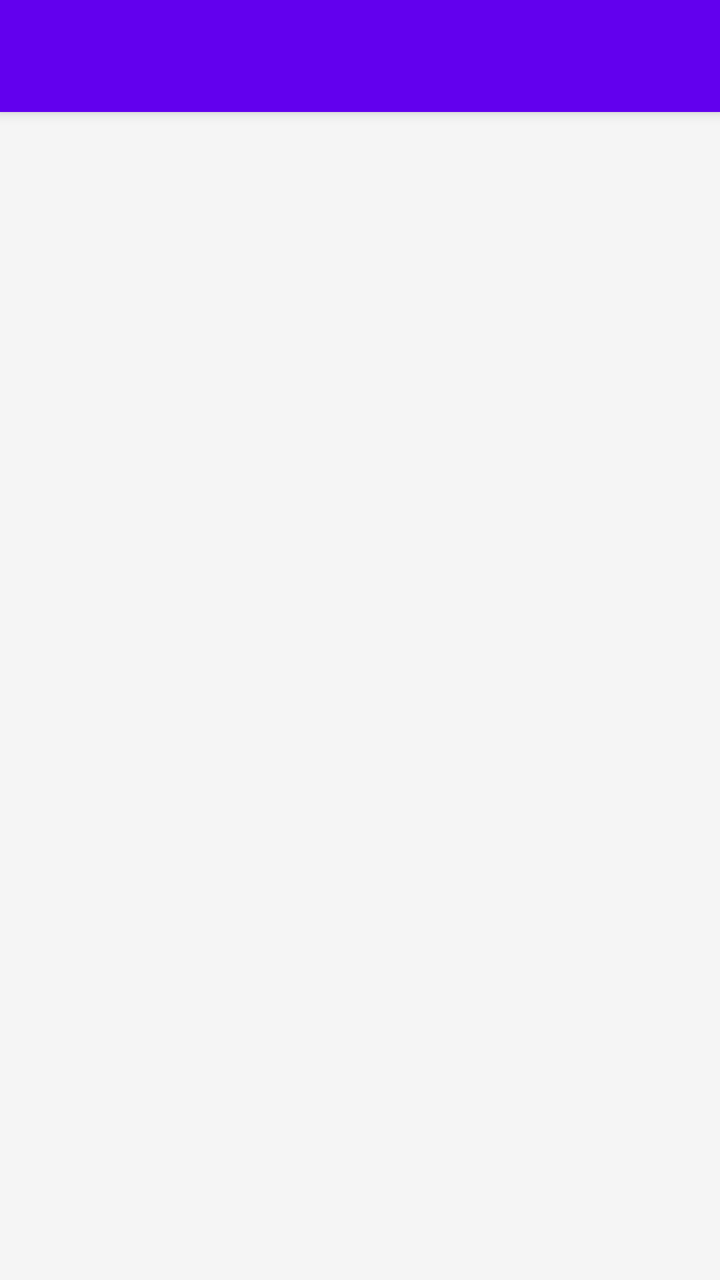
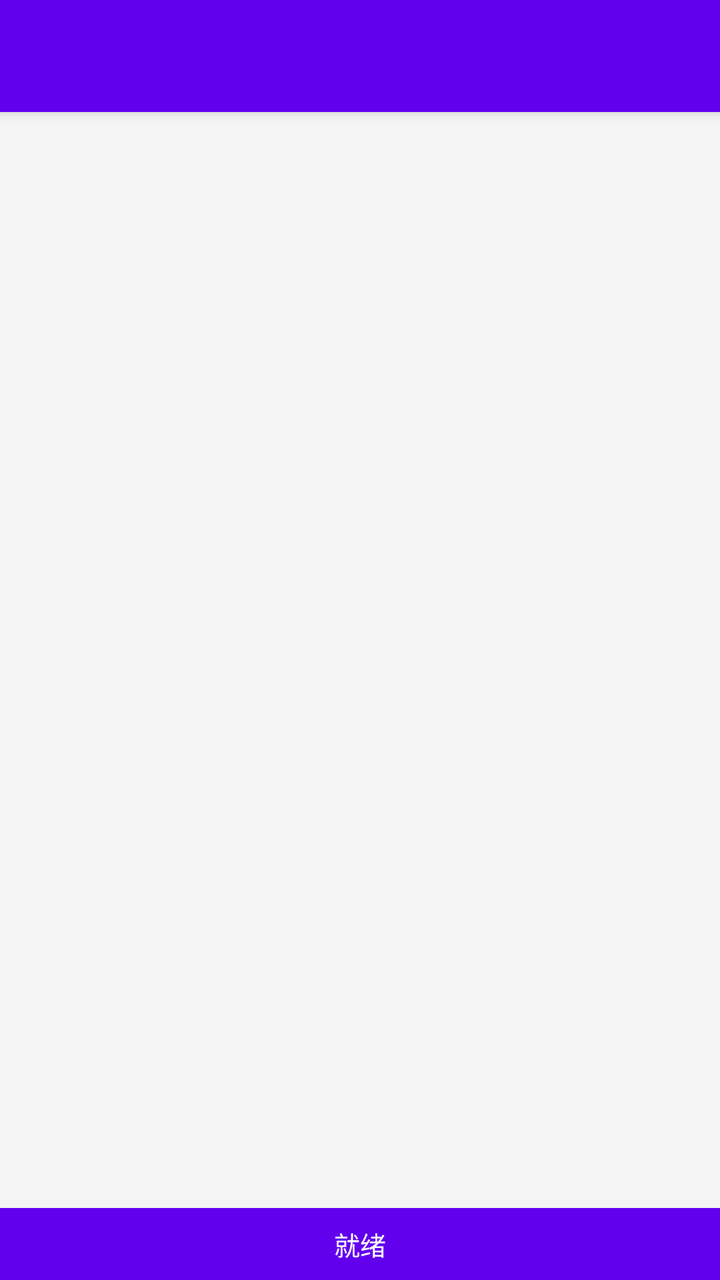

An Android layout rendered at two revisions. The XML below is the earlier revision; the diff shows what the commit changed to produce the second picture.
<!-- AndroidManifest.xml: application theme Theme.DyScraper -->
<!-- res/layout/activity_main.xml -->
<?xml version="1.0" encoding="utf-8"?>
<LinearLayout xmlns:android="http://schemas.android.com/apk/res/android"
    android:layout_width="match_parent"
    android:layout_height="match_parent"
    android:orientation="vertical">

    <androidx.appcompat.widget.Toolbar
        android:id="@+id/toolbar"
        android:layout_width="match_parent"
        android:layout_height="?attr/actionBarSize"
        android:background="?attr/colorPrimary"
        android:elevation="4dp"
        android:theme="@style/ThemeOverlay.AppCompat.Dark.ActionBar" />

    <LinearLayout
        android:id="@+id/llLocalMode"
        android:layout_width="match_parent"
        android:layout_height="wrap_content"
        android:orientation="vertical"
        android:visibility="gone">

        <EditText
            android:id="@+id/etUrlInput"
            android:layout_width="match_parent"
            android:layout_height="120dp"
            android:layout_margin="16dp"
            android:background="@android:drawable/editbox_background"
            android:gravity="top"
            android:hint="@string/hint_url_input"
            android:inputType="textMultiLine"
            android:padding="12dp"
            android:textSize="14sp" />

        <LinearLayout
            android:layout_width="match_parent"
            android:layout_height="wrap_content"
            android:layout_marginHorizontal="16dp"
            android:orientation="horizontal">

            <Button
                android:id="@+id/btnLocalSave"
                android:layout_width="0dp"
                android:layout_height="wrap_content"
                android:layout_weight="1"
                android:text="@string/btn_save_draft" />

            <Button
                android:id="@+id/btnLocalStart"
                android:layout_width="0dp"
                android:layout_height="wrap_content"
                android:layout_marginStart="8dp"
                android:layout_weight="1"
                android:text="@string/btn_start" />

            <Button
                android:id="@+id/btnLocalStop"
                android:layout_width="0dp"
                android:layout_height="wrap_content"
                android:layout_marginStart="8dp"
                android:layout_weight="1"
                android:enabled="false"
                android:text="@string/btn_stop" />
        </LinearLayout>
    </LinearLayout>

    <LinearLayout
        android:id="@+id/llYoudaoMode"
        android:layout_width="match_parent"
        android:layout_height="wrap_content"
        android:orientation="vertical"
        android:visibility="gone">

        <Button
            android:id="@+id/btnFetchYoudao"
            android:layout_width="match_parent"
            android:layout_height="wrap_content"
            android:layout_margin="16dp"
            android:text="@string/btn_fetch_youdao" />

        <TextView
            android:id="@+id/tvYoudaoLabel"
            android:layout_width="match_parent"
            android:layout_height="wrap_content"
            android:layout_marginHorizontal="16dp"
            android:textColor="@color/text_secondary"
            android:textSize="12sp"
            android:visibility="gone" />

        <TextView
            android:id="@+id/tvYoudaoUrlList"
            android:layout_width="match_parent"
            android:layout_height="wrap_content"
            android:layout_marginHorizontal="16dp"
            android:layout_marginTop="4dp"
            android:background="@android:drawable/editbox_background"
            android:gravity="top"
            android:scrollbars="vertical"
            android:minHeight="100dp"
            android:padding="12dp"
            android:textSize="13sp"
            android:visibility="gone" />

        <LinearLayout
            android:id="@+id/llYoudaoButtons"
            android:layout_width="match_parent"
            android:layout_height="wrap_content"
            android:layout_marginHorizontal="16dp"
            android:layout_marginTop="8dp"
            android:orientation="horizontal"
            android:visibility="gone">

            <Button
                android:id="@+id/btnYoudaoStart"
                android:layout_width="0dp"
                android:layout_height="wrap_content"
                android:layout_weight="1"
                android:text="@string/btn_start" />

            <Button
                android:id="@+id/btnYoudaoStop"
                android:layout_width="0dp"
                android:layout_height="wrap_content"
                android:layout_marginStart="8dp"
                android:layout_weight="1"
                android:enabled="false"
                android:text="@string/btn_stop" />
        </LinearLayout>
    </LinearLayout>

    <WebView
        android:id="@+id/scraperWebView"
        android:layout_width="match_parent"
        android:layout_height="0dp"
        android:layout_weight="1"
        android:visibility="gone" />

    <ScrollView
        android:id="@+id/scrollView"
        android:layout_width="match_parent"
        android:layout_height="0dp"
        android:layout_weight="1"
        android:padding="16dp">

        <TextView
            android:id="@+id/logView"
            android:layout_width="match_parent"
            android:layout_height="wrap_content"
            android:scrollbars="vertical"
            android:lineSpacingExtra="4dp"
            android:textSize="12sp" />
    </ScrollView>

</LinearLayout>
<!-- resources referenced by this layout -->
<resources>
  <color name="text_secondary">#99000000</color>
  <string name="btn_fetch_youdao">获取有道URL</string>
  <string name="btn_save_draft">暂存</string>
  <string name="btn_start">开始抓取</string>
  <string name="btn_stop">停止抓取</string>
  <string name="hint_url_input">请粘贴链接，每行一个\ne.g. https://www.douyin.com/video/xxx</string>
  <style name="Theme.DyScraper" parent="Theme.AppCompat.Light.NoActionBar">
          <item name="colorPrimary">@color/primary</item>
          <item name="colorPrimaryDark">@color/primary_variant</item>
          <item name="colorAccent">@color/accent</item>
          <item name="android:windowBackground">@color/background</item>
      </style>
  <color name="primary">#FF6200EE</color>
  <color name="primary_variant">#FF3700B3</color>
  <color name="accent">#FF03DAC5</color>
  <color name="background">#FFF5F5F5</color>
</resources>

<!-- the commit's change to res/layout/activity_main.xml (unified diff, before → after) -->
@@ -150,4 +150,17 @@
             android:textSize="12sp" />
     </ScrollView>
 
+    <TextView
+        android:id="@+id/statusBar"
+        android:layout_width="match_parent"
+        android:layout_height="36dp"
+        android:background="?attr/colorPrimary"
+        android:gravity="center"
+        android:paddingHorizontal="12dp"
+        android:text="@string/status_ready"
+        android:textColor="@android:color/white"
+        android:textSize="13sp"
+        android:maxLines="1"
+        android:ellipsize="end" />
+
 </LinearLayout>
<!-- resource entries referenced after the edit -->
@@ -6,6 +6,7 @@
   <string name="btn_start">开始抓取</string>
   <string name="btn_stop">停止抓取</string>
   <string name="hint_url_input">请粘贴链接，每行一个\ne.g. https://www.douyin.com/video/xxx</string>
+  <string name="status_ready">就绪</string>
   <style name="Theme.DyScraper" parent="Theme.AppCompat.Light.NoActionBar">
           <item name="colorPrimary">@color/primary</item>
           <item name="colorPrimaryDark">@color/primary_variant</item>
